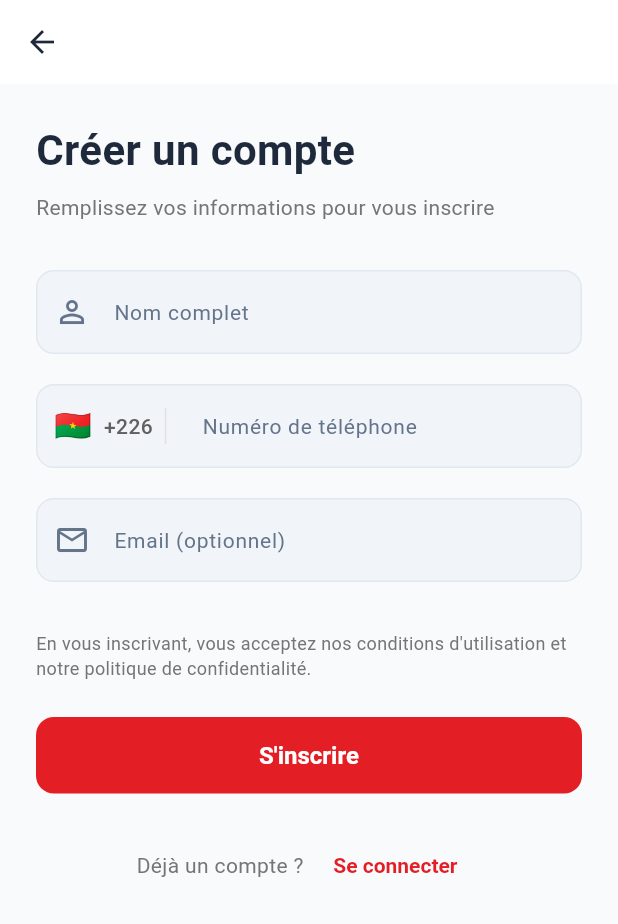
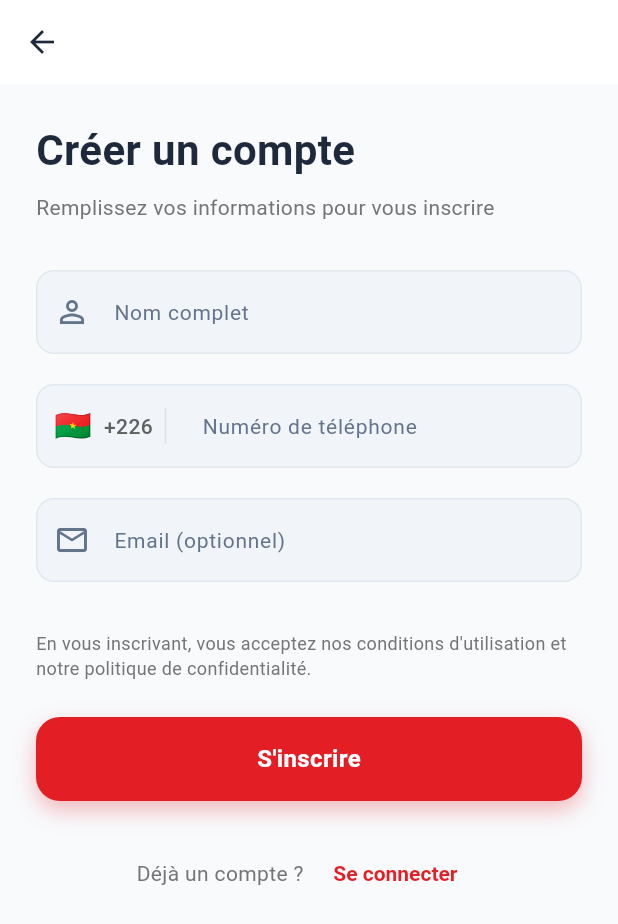
Before and after one commit to afriklabprojet/ouagachap-client, a Flutter app: the RegisterPage screen opened by its route, on a phone screen of 412 x 824 dp. Shown: the top 924 px of the screen. Run offline on Flutter 3.47's test engine with Material 3 defaults, Android fonts, the phone set to English and light mode, and no system bars; our stand-ins replace connectivity_plus, dio, equatable, firebase_auth, firebase_core, firebase_messaging and 10 more; accounts and stored records are empty; network calls fail.

Commit message:
feat: Amélioration des pages existantes avec animations et nouveaux widgets
Pages Auth:
- Login: Ajout FadeInWidget et SlideInWidget pour le logo et titre
- Login: Remplacement ElevatedButton par PrimaryButton avec ScaleInWidget
- Register: Ajout animations sur titre et sous-titre
- Register: Remplacement ElevatedButton par PrimaryButton

Pages Profil:
- Ajout toggle thème sombre avec ThemeService
- Animations FadeInWidget sur les éléments du menu

Pages Commandes:
- OrdersHistoryPage: Utilisation du nouveau OrderCard avec SlideInWidget
- Animations d'entrée décalées pour chaque carte

```diff
--- a/lib/features/auth/presentation/pages/register_page.dart
+++ b/lib/features/auth/presentation/pages/register_page.dart
@@ -5,6 +5,8 @@ import 'package:go_router/go_router.dart';
 
 import '../../../../core/router/app_router.dart';
 import '../../../../core/theme/app_colors.dart';
+import '../../../../core/widgets/animations.dart';
+import '../../../../core/widgets/custom_buttons.dart';
 import '../bloc/auth_bloc.dart';
 import '../bloc/auth_event.dart';
 import '../bloc/auth_state.dart';
@@ -105,19 +107,25 @@ class _RegisterPageState extends State<RegisterPage> {
                 crossAxisAlignment: CrossAxisAlignment.start,
                 children: [
                   // Title
-                  const Text(
+                  SlideInWidget(
+                    beginOffset: const Offset(0, 0.3),
+                    child: const Text(
                       'Créer un compte',
                       style: TextStyle(
                         fontSize: 28,
                         fontWeight: FontWeight.bold,
                       ),
                     ),
+                  ),
                   const SizedBox(height: 8),
-                  Text(
+                  FadeInWidget(
+                    delay: const Duration(milliseconds: 100),
+                    child: Text(
                       'Remplissez vos informations pour vous inscrire',
                       style: TextStyle(
                         fontSize: 14,
                         color: Colors.grey[600],
+                      ),
                     ),
                   ),
                   const SizedBox(height: 32),
@@ -226,20 +234,12 @@ class _RegisterPageState extends State<RegisterPage> {
                   BlocBuilder<AuthBloc, AuthState>(
                     builder: (context, state) {
                       final isLoading = state is AuthLoading;
-                      return SizedBox(
-                        width: double.infinity,
-                        child: ElevatedButton(
-                          onPressed: isLoading ? null : _onRegister,
-                          child: isLoading
-                              ? const SizedBox(
-                                  width: 24,
-                                  height: 24,
-                                  child: CircularProgressIndicator(
-                                    strokeWidth: 2,
-                                    color: Colors.white,
-                                  ),
-                                )
-                              : const Text('S\'inscrire'),
+                      return ScaleInWidget(
+                        delay: const Duration(milliseconds: 200),
+                        child: PrimaryButton(
+                          text: 'S\'inscrire',
+                          isLoading: isLoading,
+                          onPressed: _onRegister,
                         ),
                       );
                     },
```
Also changed, not shown: lib/features/auth/presentation/pages/login_page.dart (+16 -16 lines). Lines whose indentation alone changed are shown as unchanged.
